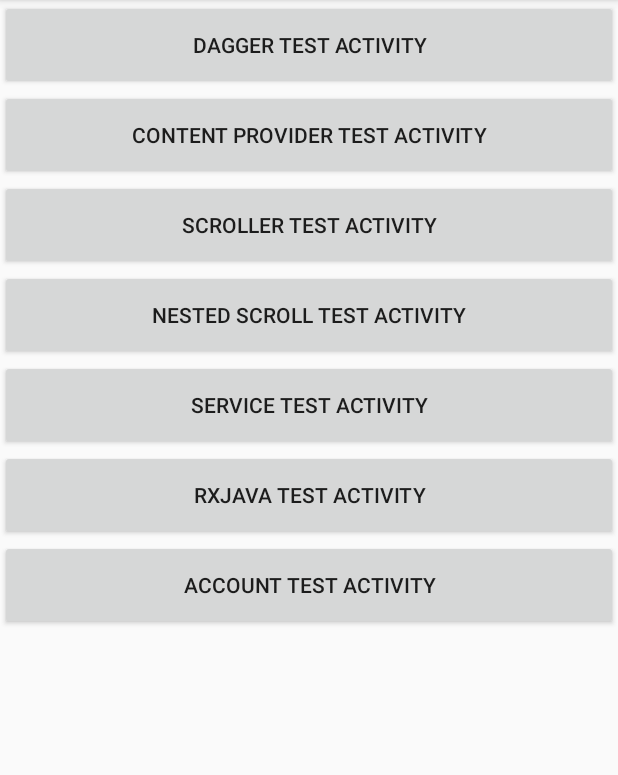
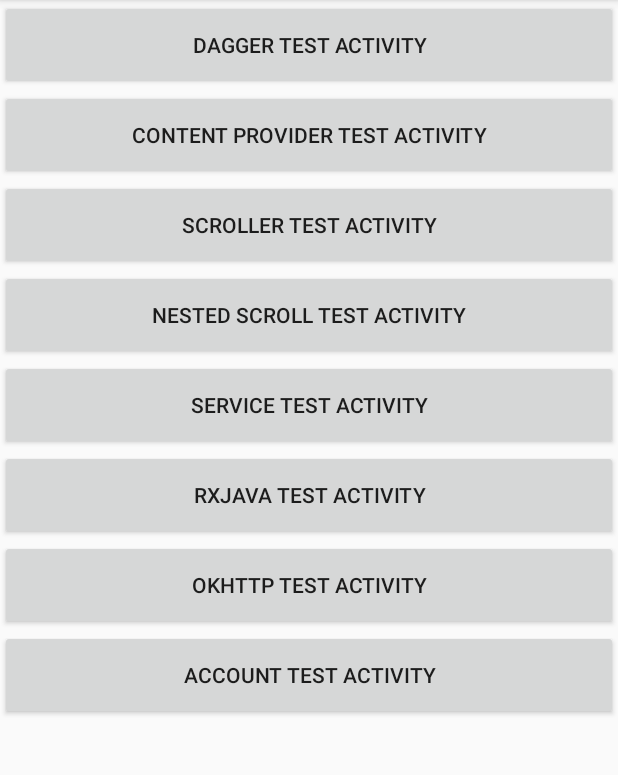
Before and after one commit to songtao542/Simples, an Android app: the screen it shows after launch (LauncherActivity), on a phone screen of 412 x 824 dp, the part 84-859 px from its top. Run offline under Robolectric (Android 15) with nearby library versions, the phone set to English and light mode, and no system bars; our stand-ins replace ButterKnife, Dagger/Hilt's generated code.

Commit message:
Add okhttp demo
Signed-off-by: songtao542 <songtao542@gmail.com>

```diff
--- a/app/build.gradle
+++ b/app/build.gradle
@@ -138,6 +138,7 @@
     compile 'io.reactivex.rxjava2:rxjava:2.0.8'
     compile 'io.reactivex.rxjava2:rxandroid:2.0.1'
     compile 'com.jakewharton:butterknife:8.5.1'
+    compile 'com.squareup.okhttp3:okhttp:3.7.0'
     testCompile 'junit:junit:4.12'
     annotationProcessor 'com.google.dagger:dagger-compiler:2.+'
     annotationProcessor 'com.jakewharton:butterknife-compiler:8.5.1'
--- a/app/src/main/java/com/song/example/LauncherActivity.java
+++ b/app/src/main/java/com/song/example/LauncherActivity.java
@@ -13,6 +13,7 @@
 import com.song.example.account.AccountTestActivity;
 import com.song.example.dagger.DaggerTestActivity;
 import com.song.example.nestedscroll.NestedScrollTestActivity;
+import com.song.example.okhttp.OkhttpTestActivity;
 import com.song.example.provider.ContentProviderTestActivity;
 import com.song.example.rxjava.RxJavaTestActivity;
 import com.song.example.scroller.ScrollerTestActivity;
@@ -40,6 +41,8 @@
     Button rxjavaTest;
     @BindView(R.id.account_test)
     Button accountTest;
+    @BindView(R.id.okhttp_test)
+    Button okhttpTest;
 
     @Override
     protected void onCreate(Bundle savedInstanceState) {
@@ -54,6 +57,7 @@
         nestedscrollTest.setOnClickListener(onClickListener);
         serviceTest.setOnClickListener(onClickListener);
         rxjavaTest.setOnClickListener(onClickListener);
+        okhttpTest.setOnClickListener(onClickListener);
         accountTest.setOnClickListener(onClickListener);
     }
 
@@ -87,6 +91,9 @@
                 case R.id.rxjava_test:
                     intent = new Intent(context, RxJavaTestActivity.class);
                     break;
+                case R.id.okhttp_test:
+                    intent = new Intent(context, OkhttpTestActivity.class);
+                    break;
                 case R.id.account_test:
                     //intent = new Intent(context, AccountTestActivity.class);
                     Log.d(LogTag.TAG, "click account_test button");
--- a/app/src/main/res/layout/activity_launcher.xml
+++ b/app/src/main/res/layout/activity_launcher.xml
@@ -45,6 +45,11 @@
             android:layout_height="60dp"
             android:text="@string/title_activity_rxjava_test" />
         <Button
+            android:id="@+id/okhttp_test"
+            android:layout_width="match_parent"
+            android:layout_height="60dp"
+            android:text="@string/title_activity_okhttp_test" />
+        <Button
             android:id="@+id/account_test"
             android:layout_width="match_parent"
             android:layout_height="60dp"
--- a/app/src/main/res/values/strings.xml
+++ b/app/src/main/res/values/strings.xml
@@ -6,6 +6,7 @@
     <string name="title_activity_dagger_test">Dagger Test Activity</string>
     <string name="title_activity_service_test">Service Test Activity</string>
     <string name="title_activity_rxjava_test">Rxjava Test Activity</string>
+    <string name="title_activity_okhttp_test">Okhttp Test Activity</string>
     <string name="title_activity_account_test">Account Test Activity</string>
     <string name="label_contentprovider">Book Provider</string>
 
```
Also changed, not shown: app/src/main/AndroidManifest.xml (+6 -4 lines), app/src/main/java/com/song/example/dagger/DaggerTestActivity.java (+12 -11 lines), app/src/main/java/com/song/example/okhttp/OkhttpTestActivity.java (added, +66 -0 lines), app/src/main/res/layout/activity_okhttp_test.xml (added, +14 -0 lines).
